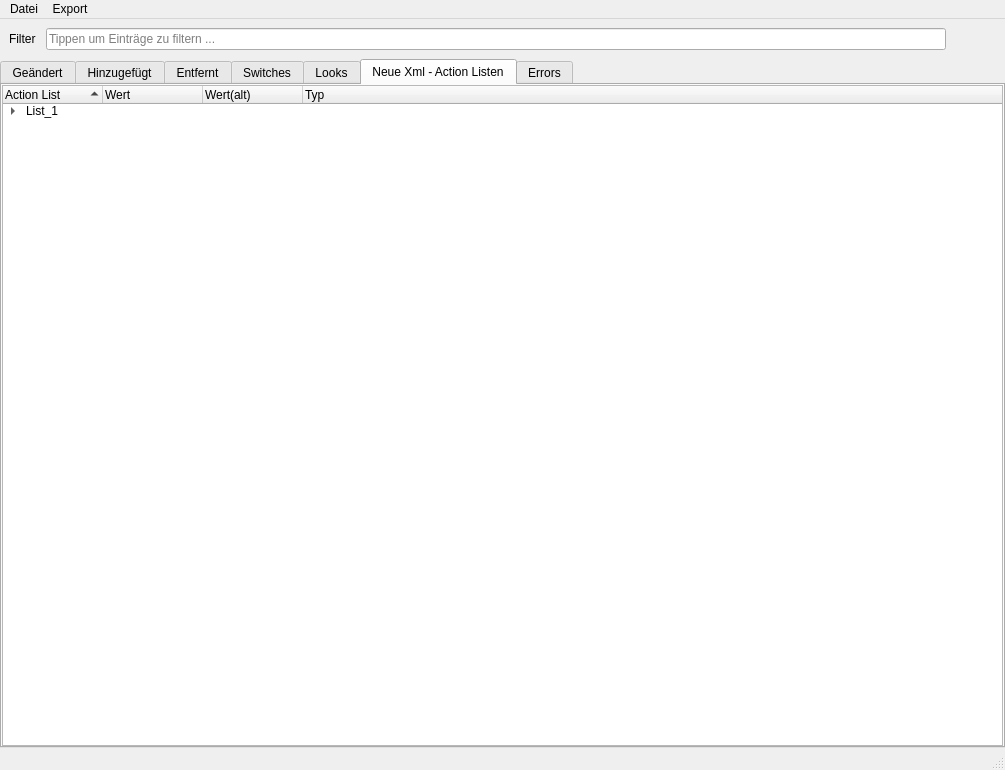
Old version of the form gui/POS_Schnuffi.ui in the repository tappi287/RenderKnecht.
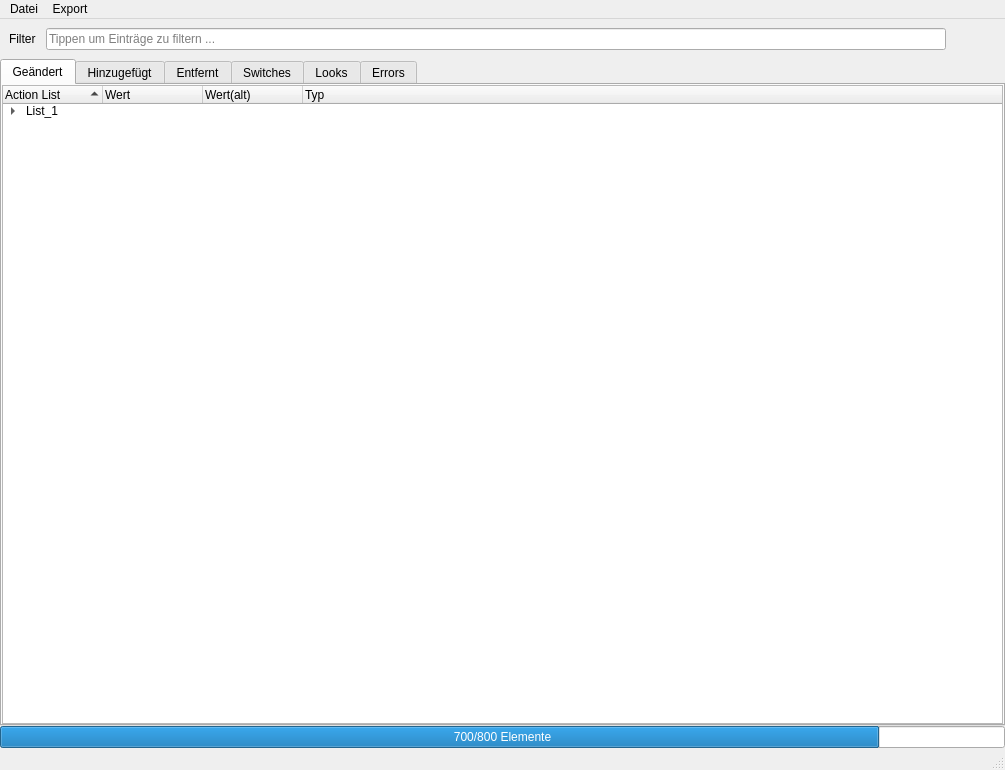
New version of the form. The open tabs and pages were chosen to show the change. Icons and pictures are not drawn.

Commit message: add async load to POS Schnuffi

What changed in the file:
```diff
--- a/gui/POS_Schnuffi.ui
+++ b/gui/POS_Schnuffi.ui
@@ -438,77 +438,6 @@
         </item>
        </layout>
       </widget>
-      <widget class="QWidget" name="actionListTab">
-       <attribute name="title">
-        <string>Neue Xml - Action Listen</string>
-       </attribute>
-       <layout class="QVBoxLayout" name="verticalLayout_6">
-        <property name="spacing">
-         <number>0</number>
-        </property>
-        <property name="leftMargin">
-         <number>0</number>
-        </property>
-        <property name="topMargin">
-         <number>0</number>
-        </property>
-        <property name="rightMargin">
-         <number>0</number>
-        </property>
-        <property name="bottomMargin">
-         <number>0</number>
-        </property>
-        <item>
-         <widget class="QTreeWidget" name="actionListWidget">
-          <property name="selectionMode">
-           <enum>QAbstractItemView::ExtendedSelection</enum>
-          </property>
-          <property name="sortingEnabled">
-           <bool>true</bool>
-          </property>
-          <column>
-           <property name="text">
-            <string>Action List</string>
-           </property>
-          </column>
-          <column>
-           <property name="text">
-            <string>Wert</string>
-           </property>
-          </column>
-          <column>
-           <property name="text">
-            <string>Wert(alt)</string>
-           </property>
-          </column>
-          <column>
-           <property name="text">
-            <string>Typ</string>
-           </property>
-          </column>
-          <item>
-           <property name="text">
-            <string>List_1</string>
-           </property>
-           <item>
-            <property name="text">
-             <string>actor_name</string>
-            </property>
-            <property name="text">
-             <string>0</string>
-            </property>
-            <property name="text">
-             <string>1</string>
-            </property>
-            <property name="text">
-             <string>switch</string>
-            </property>
-           </item>
-          </item>
-         </widget>
-        </item>
-       </layout>
-      </widget>
       <widget class="QWidget" name="errorsTab">
        <attribute name="title">
         <string>Errors</string>
@@ -536,6 +465,25 @@
       </widget>
      </widget>
     </item>
+    <item>
+     <widget class="QProgressBar" name="progressBar">
+      <property name="minimum">
+       <number>0</number>
+      </property>
+      <property name="maximum">
+       <number>800</number>
+      </property>
+      <property name="value">
+       <number>700</number>
+      </property>
+      <property name="alignment">
+       <set>Qt::AlignCenter</set>
+      </property>
+      <property name="format">
+       <string>%v/%m Elemente</string>
+      </property>
+     </widget>
+    </item>
    </layout>
   </widget>
   <widget class="QMenuBar" name="menubar">
```
The commit also changes 5 other files.
